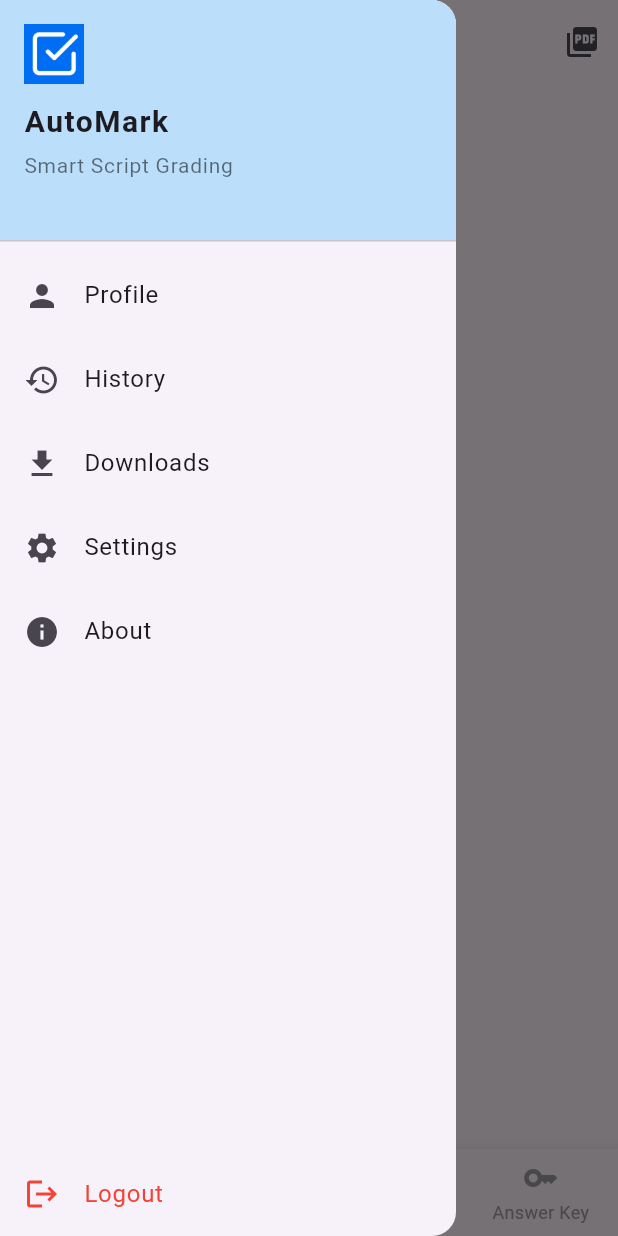
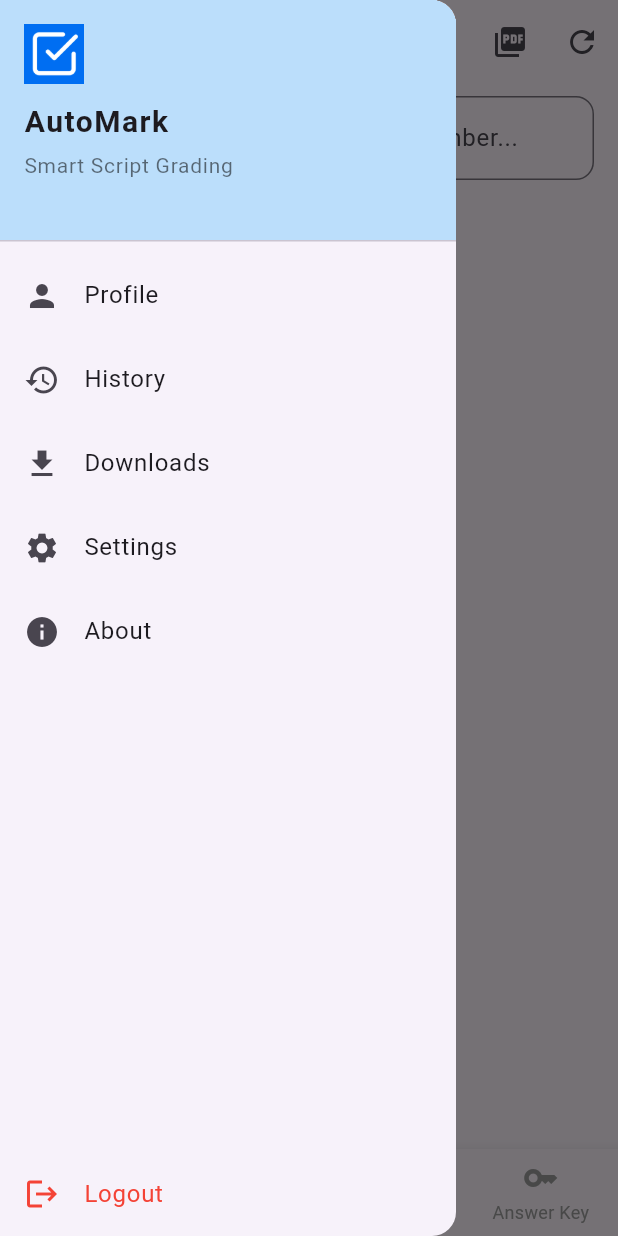
Before and after one commit to Wolfhaize/AutoMark-CS-Project, a Flutter app: the ResultScreen screen opened by its route, with the side drawer open, on a phone screen of 412 x 824 dp. Run offline on Flutter 3.47's test engine with Material 3 defaults, Android fonts, the phone set to English and light mode, and no system bars; our stand-ins replace cloud_firestore, firebase_auth, firebase_core, flutter_dotenv, image_picker, open_file and 4 more; missing offline and left inert: google_mlkit_text_recognition, string_similarity, syncfusion_flutter_pdf; accounts and stored records are empty.

Commit message:
this is the modified result screen with the search bar

```diff
--- a/mobile/lib/screens/result_screen.dart
+++ b/mobile/lib/screens/result_screen.dart
@@ -16,11 +16,14 @@ class ResultScreen extends StatefulWidget {
 }
 
 class _ResultScreenState extends State<ResultScreen> {
+  final TextEditingController _searchController = TextEditingController();
+  String _searchQuery = '';
   final List<QueryDocumentSnapshot> _results = [];
   DocumentSnapshot? _lastDocument;
   bool _isLoadingMore = false;
   bool _hasMore = true;
   final int _pageSize = 10;
+  bool _isLoading = true;
 
   @override
   void initState() {
@@ -28,9 +31,21 @@ class _ResultScreenState extends State<ResultScreen> {
     _loadInitialResults();
   }
 
+  @override
+  void dispose() {
+    _searchController.dispose();
+    super.dispose();
+  }
+
   double calculateAverage(List<QueryDocumentSnapshot> docs) {
     if (docs.isEmpty) return 0;
-    final total = docs.fold(0, (sum, doc) => sum + (doc['score'] as int));
+    double total = docs.fold(0, (double sum, doc) {
+      final data = doc.data() as Map<String, dynamic>;
+      final score = (data['score'] ?? 0).toDouble();
+      final totalMarks = (data['total'] ?? 100).toDouble(); // Default to 100 if not specified
+      final percentage = (score / totalMarks) * 100;
+      return sum + percentage;
+    });
     return total / docs.length;
   }
 
@@ -39,8 +54,10 @@ class _ResultScreenState extends State<ResultScreen> {
       _results.clear();
       _lastDocument = null;
       _hasMore = true;
+      _isLoading = true;
     });
     await _fetchResults();
+    setState(() => _isLoading = false);
   }
 
   Future<void> _fetchResults() async {
@@ -130,7 +147,7 @@ class _ResultScreenState extends State<ResultScreen> {
         'deletedAt': Timestamp.now(),
         'originalId': docId,
         'status': 'deleted',
-      'type': 'result', // Optional: to distinguish results from scripts
+        'type': 'result',
       };
 
       // Save to history first
@@ -154,50 +171,42 @@ class _ResultScreenState extends State<ResultScreen> {
       );
     }
   }
-  @override
-  Widget build(BuildContext context) {
-    final avgScore = calculateAverage(_results).toStringAsFixed(1);
 
-    return Scaffold(
-      appBar: AppBar(
-        title: const Text("Results & Insights"),
-        centerTitle: true,
-        actions: [
-          IconButton(
-            icon: const Icon(Icons.picture_as_pdf),
-            tooltip: 'Export Summary',
-            onPressed: _generateReport,
-          ),
-        ],
-      ),
-      drawer: const CustomDrawer(),
-      body: _results.isEmpty
-          ? _isLoadingMore
-              ? const Center(child: CircularProgressIndicator())
-              : const Center(child: Text("No results available yet."))
-          : RefreshIndicator(
-              onRefresh: _loadInitialResults,
-              child: ListView.builder(
-                itemCount: _results.length + (_hasMore ? 1 : 0),
-                itemBuilder: (context, index) {
-                  if (index == 0) {
-                    return _buildSummaryHeader(avgScore);
+  List<QueryDocumentSnapshot> _filterResults() {
+    if (_searchQuery.isEmpty) return _results;
+
+    return _results.where((doc) {
+      final data = doc.data() as Map<String, dynamic>;
+      final name = (data['name'] ?? '').toString().toLowerCase();
+      final number = (data['number'] ?? '').toString().toLowerCase();
+      final query = _searchQuery.toLowerCase();
+      return name.contains(query) || number.contains(query);
+    }).toList();
   }
 
-                  if (_hasMore && index == _results.length) {
-                    _fetchResults();
-                    return const Padding(
-                      padding: EdgeInsets.all(12),
-                      child: Center(child: CircularProgressIndicator()),
-                    );
-                  }
-
-                  final doc = _results[index - 1];
-                  return _buildResultCard(doc);
+  Widget _buildSearchBar() {
+    return Padding(
+      padding: const EdgeInsets.symmetric(horizontal: 16.0, vertical: 8.0),
+      child: TextField(
+        controller: _searchController,
+        decoration: InputDecoration(
+          hintText: 'Search by name or student number...',
+          prefixIcon: const Icon(Icons.search),
+          border: OutlineInputBorder(
+            borderRadius: BorderRadius.circular(12),
+          ),
+          suffixIcon: _searchQuery.isNotEmpty
+              ? IconButton(
+                  icon: const Icon(Icons.clear),
+                  onPressed: () {
+                    _searchController.clear();
+                    setState(() => _searchQuery = '');
                   },
+                )
+              : null,
         ),
+        onChanged: (value) => setState(() => _searchQuery = value),
       ),
-      bottomNavigationBar: const AutoMarkBottomNav(currentIndex: 2),
     );
   }
 
@@ -210,7 +219,13 @@ class _ResultScreenState extends State<ResultScreen> {
           Text("Class Performance",
               style: Theme.of(context).textTheme.headlineSmall?.copyWith(fontWeight: FontWeight.bold)),
           const SizedBox(height: 8),
+          Row(
+            mainAxisAlignment: MainAxisAlignment.spaceBetween,
+            children: [
               Text("Average Score: $avgScore%", style: const TextStyle(fontWeight: FontWeight.w600)),
+              Text("Submissions: ${_results.length}", style: const TextStyle(fontWeight: FontWeight.w600)),
+            ],
+          ),
           const Divider(height: 30),
           const Text("Student Scores", style: TextStyle(fontSize: 16, fontWeight: FontWeight.bold)),
           const SizedBox(height: 10),
@@ -223,7 +238,10 @@ class _ResultScreenState extends State<ResultScreen> {
     final data = doc.data() as Map<String, dynamic>;
 
     final name = data['name'] ?? 'Unnamed';
-    final score = data['score'] ?? 0;
+    final number = data['number'] ?? '';
+    final score = (data['score'] ?? 0).toDouble();
+    final total = (data['total'] ?? 100).toDouble();
+    final percentage = (score / total * 100).toStringAsFixed(1);
     final method = data['method'] ?? 'manual';
     final feedback = data['feedback'] ?? '';
 
@@ -243,6 +261,13 @@ class _ResultScreenState extends State<ResultScreen> {
               crossAxisAlignment: CrossAxisAlignment.start,
               children: [
                 Text(name, style: const TextStyle(fontSize: 16, fontWeight: FontWeight.w500)),
+                if (number.isNotEmpty) ...[
+                  const SizedBox(height: 4),
+                  Text("Student No: $number", style: const TextStyle(fontSize: 14)),
+                ],
+                const SizedBox(height: 4),
+                Text("Score: ${score.toStringAsFixed(score % 1 == 0 ? 0 : 2)}/${total.toStringAsFixed(total % 1 == 0 ? 0 : 2)} ($percentage%)",
+                    style: const TextStyle(fontSize: 14)),
                 const SizedBox(height: 4),
                 Text("Method: ${method.toUpperCase()}",
                     style: const TextStyle(fontSize: 12, color: Colors.grey)),
@@ -254,11 +279,17 @@ class _ResultScreenState extends State<ResultScreen> {
               ],
             ),
           ),
-          const SizedBox(width: 12),
           Column(
             children: [
-              Text("$score%",
-                  style: const TextStyle(fontSize: 16, fontWeight: FontWeight.bold, color: Colors.green)),
+              Container(
+                padding: const EdgeInsets.symmetric(horizontal: 8, vertical: 4),
+                decoration: BoxDecoration(
+                  color: _getPercentageColor(double.parse(percentage)),
+                  borderRadius: BorderRadius.circular(12),
+                ),
+                child: Text("$percentage%",
+                    style: const TextStyle(fontSize: 14, fontWeight: FontWeight.bold, color: Colors.white)),
+              ),
               IconButton(
                 icon: const Icon(Icons.delete, color: Colors.red),
                 onPressed: () => _deleteSingleResult(doc.id),
@@ -269,4 +300,82 @@ class _ResultScreenState extends State<ResultScreen> {
       ),
     );
   }
+
+  Color _getPercentageColor(double percentage) {
+    if (percentage >= 70) return Colors.green;
+    if (percentage >= 50) return Colors.blue;
+    if (percentage >= 30) return Colors.orange;
+    return Colors.red;
   }
+
+  @override
+  Widget build(BuildContext context) {
+    final filteredResults = _filterResults();
+    final avgScore = calculateAverage(_results).toStringAsFixed(1);
+
+    return Scaffold(
+      appBar: AppBar(
+        title: const Text("Results & Insights"),
+        centerTitle: true,
+        actions: [
+          IconButton(
+            icon: const Icon(Icons.picture_as_pdf),
+            tooltip: 'Export Summary',
+            onPressed: _generateReport,
+          ),
+          IconButton(
+            icon: const Icon(Icons.refresh),
+            tooltip: 'Refresh',
+            onPressed: _loadInitialResults,
+          ),
+        ],
+      ),
+      drawer: const CustomDrawer(),
+      body: _isLoading
+          ? const Center(child: CircularProgressIndicator())
+          : Column(
+              children: [
+                _buildSearchBar(),
+                Expanded(
+                  child: RefreshIndicator(
+                    onRefresh: _loadInitialResults,
+                    child: _results.isEmpty
+                        ? const Center(child: Text("No results available yet."))
+                        : ListView.builder(
+                            itemCount: filteredResults.isEmpty
+                                ? 2 // For header and "no results" message
+                                : filteredResults.length + 1 + (_hasMore ? 1 : 0),
+                            itemBuilder: (context, index) {
+                              if (index == 0) {
+                                return _buildSummaryHeader(avgScore);
+                              }
+
+                              if (filteredResults.isEmpty) {
+                                return const Center(
+                                  child: Padding(
+                                    padding: EdgeInsets.all(16.0),
+                                    child: Text("No results match your search."),
+                                  ),
+                                );
+                              }
+
+                              if (_hasMore && index == filteredResults.length + 1) {
+                                _fetchResults();
+                                return const Padding(
+                                  padding: EdgeInsets.all(12),
+                                  child: Center(child: CircularProgressIndicator()),
+                                );
+                              }
+
+                              final doc = filteredResults[index - 1];
+                              return _buildResultCard(doc);
+                            },
+                          ),
+                  ),
+                ),
+              ],
+            ),
+      bottomNavigationBar: const AutoMarkBottomNav(currentIndex: 2),
+    );
+  }
+}
```
Lines whose indentation alone changed are shown as unchanged.
